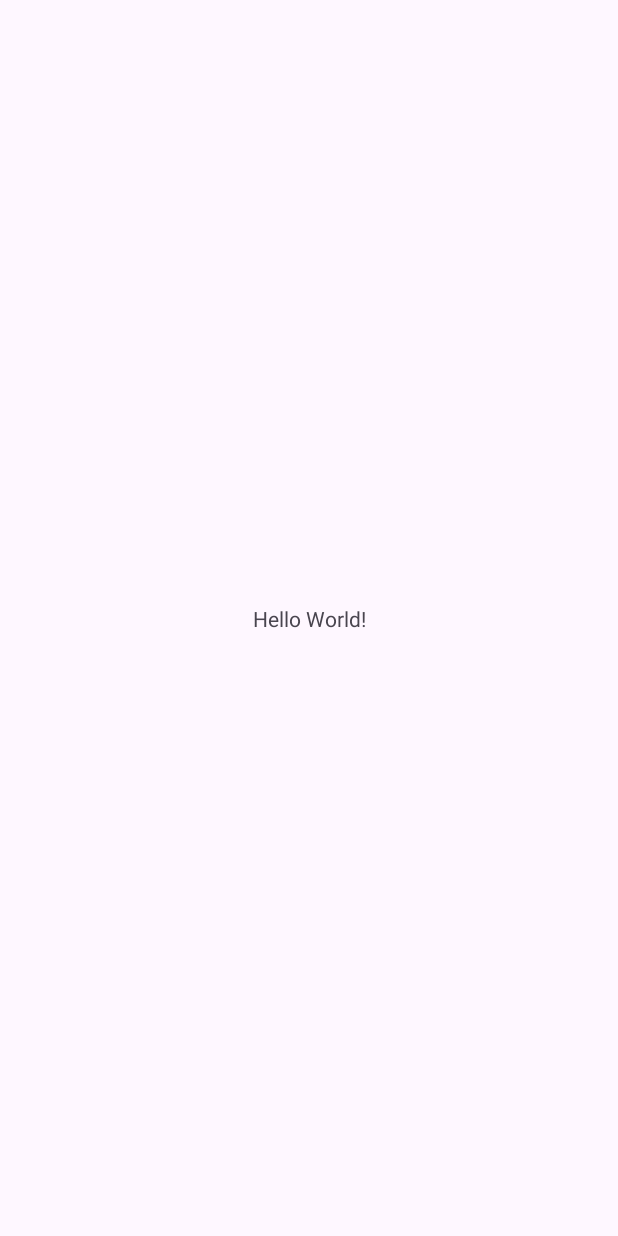
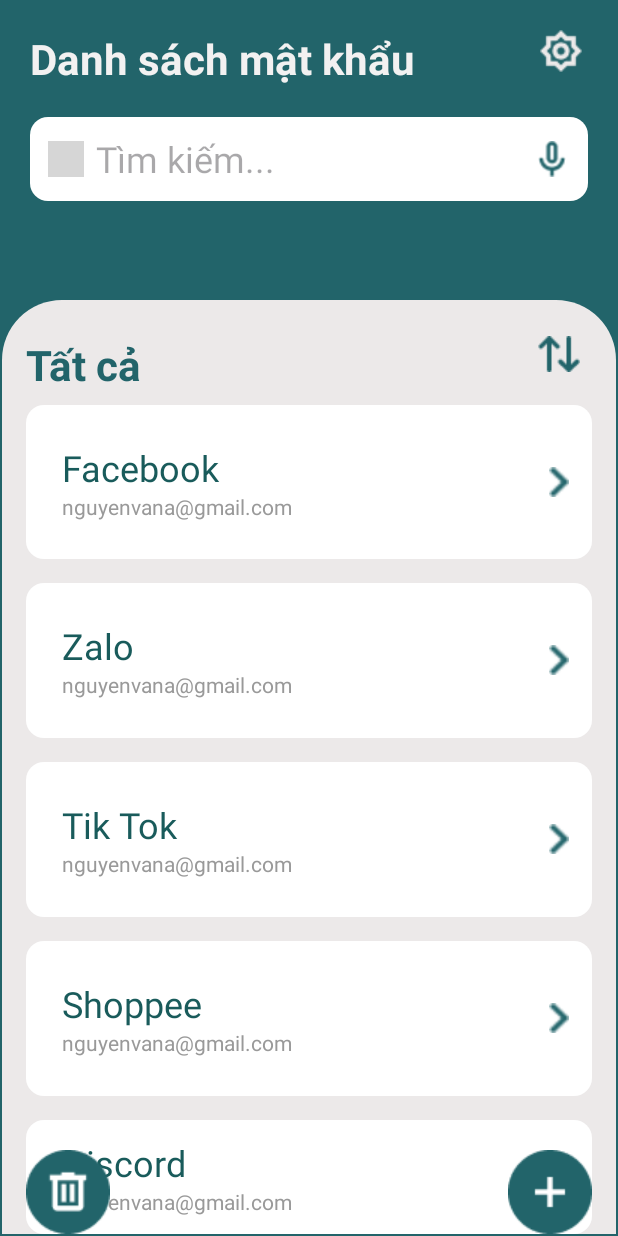
Before and after one commit to PLuanhere/Vaulty, an Android app: the screen it shows after launch (MainActivity), on a phone screen of 412 x 824 dp. Before the commit the screen is almost empty. Run offline under Robolectric (Android 15) with nearby library versions, the light colour scheme and no system bars; grey boxes are pictures that could not be loaded.

Commit message:
first commit

```diff
--- a/app/src/main/java/com/example/vaultyapp/MainActivity.java
+++ b/app/src/main/java/com/example/vaultyapp/MainActivity.java
@@ -14,7 +14,7 @@
     protected void onCreate(Bundle savedInstanceState) {
         super.onCreate(savedInstanceState);
         EdgeToEdge.enable(this);
-        setContentView(R.layout.activity_main);
+        setContentView(R.layout.activity_list);
         ViewCompat.setOnApplyWindowInsetsListener(findViewById(R.id.main), (v, insets) -> {
             Insets systemBars = insets.getInsets(WindowInsetsCompat.Type.systemBars());
             v.setPadding(systemBars.left, systemBars.top, systemBars.right, systemBars.bottom);
--- /dev/null
+++ b/app/src/main/res/drawable/radius.xml
@@ -0,0 +1,5 @@
+<?xml version="1.0" encoding="utf-8"?>
+<shape xmlns:android="http://schemas.android.com/apk/res/android">
+    <solid android:color="#FFF" />         <!-- Màu nền -->
+    <corners android:radius="12dp" />         <!-- Bo góc -->
+</shape>
--- /dev/null
+++ b/app/src/main/res/drawable/rounded_bg.xml
@@ -0,0 +1,5 @@
+<?xml version="1.0" encoding="utf-8"?>
+<shape xmlns:android="http://schemas.android.com/apk/res/android">
+    <solid android:color="#FFF" />         <!-- Màu nền -->
+    <corners android:radius="12dp" />         <!-- Bo góc -->
+</shape>
--- /dev/null
+++ b/app/src/main/res/drawable/rounded_bg_left.xml
@@ -0,0 +1,7 @@
+<?xml version="1.0" encoding="utf-8"?>
+<shape xmlns:android="http://schemas.android.com/apk/res/android">
+    <solid android:color="#ECE9E9" />         <!-- Màu nền -->
+    <corners android:topLeftRadius="40dp"
+        android:topRightRadius="40dp"
+        /><!-- Bo góc -->
+</shape>
--- /dev/null
+++ b/app/src/main/res/drawable/rounded_radius.xml
@@ -0,0 +1,6 @@
+<?xml version="1.0" encoding="utf-8"?>
+<shape xmlns:android="http://schemas.android.com/apk/res/android">
+    <solid android:color="#ECE9E9" />         <!-- Màu nền -->
+    <corners android:radius="24dp"
+        /><!-- Bo góc -->
+</shape>
--- /dev/null
+++ b/app/src/main/res/layout/activity_list.xml
@@ -0,0 +1,391 @@
+<?xml version="1.0" encoding="utf-8"?>
+<androidx.constraintlayout.widget.ConstraintLayout xmlns:android="http://schemas.android.com/apk/res/android"
+    xmlns:app="http://schemas.android.com/apk/res-auto"
+    xmlns:tools="http://schemas.android.com/tools"
+    android:id="@+id/main"
+    android:layout_width="match_parent"
+    android:layout_height="match_parent"
+    android:background="#22646A"
+    tools:context=".MainActivity">
+
+    <TextView
+        android:id="@+id/textView"
+        android:layout_width="wrap_content"
+        android:layout_height="wrap_content"
+        android:layout_marginStart="20dp"
+        android:layout_marginTop="20dp"
+        android:text="Danh sách mật khẩu"
+        android:textColor="#F2F1F1"
+        android:textSize="28sp"
+        android:textStyle="bold"
+        app:layout_constraintStart_toStartOf="parent"
+        app:layout_constraintTop_toTopOf="parent" />
+
+    <ImageView
+        android:layout_width="wrap_content"
+        android:layout_height="wrap_content"
+        android:layout_marginTop="20dp"
+        android:layout_marginEnd="24dp"
+        android:src="@drawable/control"
+        app:layout_constraintEnd_toEndOf="parent"
+        app:layout_constraintTop_toTopOf="parent" />
+
+    <LinearLayout
+        android:id="@+id/linearLayout"
+        android:layout_width="match_parent"
+        android:layout_height="56dp"
+        android:layout_margin="20dp"
+        android:layout_marginTop="18dp"
+
+        android:background="@drawable/radius"
+        android:gravity="center_vertical"
+        android:orientation="horizontal"
+        android:paddingStart="12dp"
+        android:paddingEnd="12dp"
+        app:layout_constraintEnd_toEndOf="parent"
+        app:layout_constraintHorizontal_bias="0.6"
+        app:layout_constraintStart_toStartOf="parent"
+        app:layout_constraintTop_toBottomOf="@+id/textView">
+
+        <!-- Icon tìm kiếm -->
+        <ImageView
+            android:layout_width="24dp"
+            android:layout_height="24dp"
+            android:src="@drawable/search"/>
+
+
+        <!-- Ô nhập nội dung -->
+        <EditText
+            android:id="@+id/edtSearch"
+            android:layout_width="match_parent"
+            android:layout_height="match_parent"
+            android:layout_weight="1"
+
+            android:background="#FFF"
+            android:hint="Tìm kiếm..."
+            android:inputType="text"
+            android:paddingHorizontal="8dp"
+            android:textColor="#22646A"
+            android:textSize="24sp" />
+
+        <!-- Icon micro -->
+        <ImageView
+            android:layout_width="24dp"
+            android:layout_height="24dp"
+            android:src="@drawable/mic" />
+    </LinearLayout>
+
+    <androidx.constraintlayout.widget.ConstraintLayout
+        android:id="@+id/constraintLayout"
+        android:layout_width="match_parent"
+        android:layout_height="match_parent"
+        android:layout_marginStart="1dp"
+        android:layout_marginTop="200dp"
+        android:layout_marginEnd="1dp"
+        android:layout_marginBottom="1dp"
+        android:background="@drawable/rounded_bg_left"
+        app:layout_constraintBottom_toBottomOf="parent"
+        app:layout_constraintEnd_toEndOf="parent"
+        app:layout_constraintHorizontal_bias="0.0"
+        app:layout_constraintStart_toStartOf="parent"
+        app:layout_constraintTop_toBottomOf="@+id/linearLayout"
+        app:layout_constraintVertical_bias="0.0">
+
+
+        <TextView
+            android:layout_width="wrap_content"
+            android:layout_height="wrap_content"
+            android:layout_marginStart="16dp"
+            android:layout_marginTop="24dp"
+            android:text="Tất cả"
+            android:textColor="#22646A"
+            android:textSize="28sp"
+            android:textStyle="bold"
+            app:layout_constraintStart_toStartOf="parent"
+            app:layout_constraintTop_toTopOf="parent" />
+
+        <ImageView
+            android:layout_width="wrap_content"
+            android:layout_height="wrap_content"
+            android:layout_marginTop="24dp"
+            android:layout_marginEnd="24dp"
+            android:src="@drawable/sort"
+            app:layout_constraintEnd_toEndOf="parent"
+            app:layout_constraintTop_toTopOf="parent" />
+
+        <LinearLayout
+            android:layout_width="match_parent"
+            android:layout_height="match_parent"
+            android:layout_marginTop="70dp"
+            android:orientation="vertical"
+            android:weightSum="4"
+            app:layout_constraintBottom_toBottomOf="parent"
+            app:layout_constraintEnd_toEndOf="parent"
+            app:layout_constraintStart_toStartOf="parent"
+            app:layout_constraintTop_toTopOf="parent">
+
+            <LinearLayout
+                android:id="@+id/linearLayout2"
+                android:layout_width="match_parent"
+                android:layout_height="wrap_content"
+                android:layout_marginHorizontal="16dp"
+                android:layout_weight="1"
+                android:background="@drawable/rounded_bg"
+                android:gravity="center_vertical"
+                android:orientation="horizontal"
+                android:padding="12dp"
+                app:layout_constraintEnd_toEndOf="parent"
+                app:layout_constraintStart_toStartOf="parent"
+                tools:layout_editor_absoluteY="61dp">
+
+                <!-- Nội dung văn bản -->
+                <LinearLayout
+                    android:layout_width="0dp"
+                    android:layout_height="wrap_content"
+                    android:layout_marginStart="12dp"
+                    android:layout_weight="1"
+                    android:orientation="vertical">
+
+                    <TextView
+                        android:id="@+id/tvAppName"
+                        android:layout_width="wrap_content"
+                        android:layout_height="wrap_content"
+                        android:text="Facebook"
+                        android:textColor="#195B5B"
+                        android:textSize="24sp"
+                        android:textStyle="normal" />
+
+                    <TextView
+                        android:id="@+id/tvEmail"
+                        android:layout_width="wrap_content"
+                        android:layout_height="wrap_content"
+                        android:text="nguyenvana@gmail.com"
+                        android:textColor="#999999"
+                        android:textSize="14sp" />
+                </LinearLayout>
+                <!-- Mũi tên bên phải -->
+                <ImageView
+                    android:id="@+id/more"
+                    android:layout_width="20dp"
+                    android:layout_height="20dp"
+                    android:src="@drawable/more" />
+            </LinearLayout>
+
+            <LinearLayout
+                android:id="@+id/linearLayout3"
+                android:layout_width="match_parent"
+                android:layout_height="wrap_content"
+                android:layout_marginHorizontal="16dp"
+                android:layout_marginTop="16dp"
+                android:layout_weight="1"
+                android:background="@drawable/rounded_bg"
+                android:gravity="center_vertical"
+                android:orientation="horizontal"
+                android:padding="12dp"
+                app:layout_constraintEnd_toEndOf="parent"
+                app:layout_constraintHorizontal_bias="0.0"
+                app:layout_constraintStart_toStartOf="parent"
+                app:layout_constraintTop_toBottomOf="@+id/linearLayout2">
+
+                <!-- Nội dung văn bản -->
+                <LinearLayout
+                    android:layout_width="0dp"
+                    android:layout_height="wrap_content"
+                    android:layout_marginStart="12dp"
+                    android:layout_weight="1"
+                    android:orientation="vertical">
+
+                    <TextView
+                        android:id="@+id/tvAppName1"
+                        android:layout_width="wrap_content"
+                        android:layout_height="wrap_content"
+                        android:text="Zalo"
+                        android:textColor="#195B5B"
+                        android:textSize="24sp"
+                        android:textStyle="normal" />
+
+                    <TextView
+                        android:id="@+id/tvEmail1"
+                        android:layout_width="wrap_content"
+                        android:layout_height="wrap_content"
+                        android:text="nguyenvana@gmail.com"
+                        android:textColor="#999999"
+                        android:textSize="14sp" />
+                </LinearLayout>
+                <!-- Mũi tên bên phải -->
+                <ImageView
+                    android:id="@+id/more1"
+                    android:layout_width="20dp"
+                    android:layout_height="20dp"
+                    android:src="@drawable/more" />
+            </LinearLayout>
+
+            <LinearLayout
+                android:id="@+id/linearLayout4"
+                android:layout_width="match_parent"
+                android:layout_height="wrap_content"
+                android:layout_marginHorizontal="16dp"
+                android:layout_marginTop="16dp"
+                android:layout_weight="1"
+                android:background="@drawable/rounded_bg"
+                android:gravity="center_vertical"
+                android:orientation="horizontal"
+                android:padding="12dp"
+                app:layout_constraintEnd_toEndOf="parent"
+                app:layout_constraintHorizontal_bias="0.093"
+                app:layout_constraintStart_toStartOf="parent"
+                app:layout_constraintTop_toBottomOf="@+id/linearLayout3">
+
+                <!-- Nội dung văn bản -->
+                <LinearLayout
+                    android:layout_width="0dp"
+                    android:layout_height="wrap_content"
+                    android:layout_marginStart="12dp"
+                    android:layout_weight="1"
+                    android:orientation="vertical">
+
+                    <TextView
+                        android:id="@+id/tvAppName3"
+                        android:layout_width="wrap_content"
+                        android:layout_height="wrap_content"
+                        android:text="Tik Tok"
+                        android:textColor="#195B5B"
+                        android:textSize="24sp"
+                        android:textStyle="normal" />
+
+                    <TextView
+                        android:id="@+id/tvEmail3"
+                        android:layout_width="wrap_content"
+                        android:layout_height="wrap_content"
+                        android:text="nguyenvana@gmail.com"
+                        android:textColor="#999999"
+                        android:textSize="14sp" />
+                </LinearLayout>
+                <!-- Mũi tên bên phải -->
+                <ImageView
+                    android:id="@+id/more3"
+                    android:layout_width="20dp"
+                    android:layout_height="20dp"
+                    android:src="@drawable/more" />
+            </LinearLayout>
+
+            <LinearLayout
+                android:id="@+id/linearLayout5"
+                android:layout_width="match_parent"
+                android:layout_height="wrap_content"
+                android:layout_marginHorizontal="16dp"
+                android:layout_marginTop="16dp"
+                android:layout_weight="1"
+                android:background="@drawable/rounded_bg"
+                android:gravity="center_vertical"
+                android:orientation="horizontal"
+                android:padding="12dp"
+                app:layout_constraintEnd_toEndOf="parent"
+                app:layout_constraintStart_toStartOf="parent"
+                app:layout_constraintTop_toBottomOf="@+id/linearLayout4">
+
+                <!-- Nội dung văn bản -->
+                <LinearLayout
+                    android:layout_width="0dp"
+                    android:layout_height="wrap_content"
+                    android:layout_marginStart="12dp"
+                    android:layout_weight="1"
+                    android:orientation="vertical">
+
+                    <TextView
+                        android:id="@+id/tvAppName4"
+                        android:layout_width="wrap_content"
+                        android:layout_height="wrap_content"
+                        android:text="Shoppee"
+                        android:textColor="#195B5B"
+                        android:textSize="24sp"
+                        android:textStyle="normal" />
+
+                    <TextView
+                        android:id="@+id/tvEmail4"
+                        android:layout_width="wrap_content"
+                        android:layout_height="wrap_content"
+                        android:text="nguyenvana@gmail.com"
+                        android:textColor="#999999"
+                        android:textSize="14sp" />
+                </LinearLayout>
+                <!-- Mũi tên bên phải -->
+                <ImageView
+                    android:id="@+id/more4"
+                    android:layout_width="20dp"
+                    android:layout_height="20dp"
+                    android:src="@drawable/more" />
+            </LinearLayout>
+
+            <LinearLayout
+                android:id="@+id/linearLayout6"
+                android:layout_width="match_parent"
+                android:layout_height="wrap_content"
+                android:layout_marginHorizontal="16dp"
+                android:layout_marginTop="16dp"
+                android:layout_weight="1"
+                android:background="@drawable/rounded_bg"
+                android:gravity="center_vertical"
+                android:orientation="horizontal"
+                android:padding="12dp"
+                app:layout_constraintBottom_toBottomOf="parent"
+                app:layout_constraintEnd_toEndOf="parent"
+                app:layout_constraintStart_toStartOf="parent"
+                app:layout_constraintTop_toBottomOf="@+id/linearLayout5">
+
+                <!-- Nội dung văn bản -->
+                <LinearLayout
+                    android:layout_width="0dp"
+                    android:layout_height="wrap_content"
+                    android:layout_marginStart="12dp"
+                    android:layout_weight="1"
+                    android:orientation="vertical">
+
+                    <TextView
+                        android:id="@+id/tvAppName2"
+                        android:layout_width="wrap_content"
+                        android:layout_height="wrap_content"
+                        android:text="Discord"
+                        android:textColor="#195B5B"
+                        android:textSize="24sp"
+                        android:textStyle="normal" />
+
+                    <TextView
+                        android:id="@+id/tvEmail2"
+                        android:layout_width="wrap_content"
+                        android:layout_height="wrap_content"
+                        android:text="nguyenvana@gmail.com"
+                        android:textColor="#999999"
+                        android:textSize="14sp" />
+                </LinearLayout>
+                <!-- Mũi tên bên phải -->
+                <ImageView
+                    android:id="@+id/more2"
+                    android:layout_width="20dp"
+                    android:layout_height="20dp"
+                    android:src="@drawable/more" />
+
+            </LinearLayout>
+
+
+        </LinearLayout>
+
+        <ImageView
+            android:layout_width="wrap_content"
+            android:layout_height="wrap_content"
+            android:layout_marginStart="16dp"
+            android:src="@drawable/clear"
+            app:layout_constraintBottom_toBottomOf="parent"
+            app:layout_constraintStart_toStartOf="parent" />
+
+        <ImageView
+            android:layout_width="wrap_content"
+            android:layout_height="wrap_content"
+            android:layout_marginEnd="16dp"
+            android:src="@drawable/plus"
+            app:layout_constraintBottom_toBottomOf="parent"
+            app:layout_constraintEnd_toEndOf="parent" />
+
+
+    </androidx.constraintlayout.widget.ConstraintLayout>
+</androidx.constraintlayout.widget.ConstraintLayout>
```
Also changed, not shown: app/src/main/res/layout/activity_sort.xml (added, +180 -0 lines), app/src/main/res/drawable/arrow.png (added), app/src/main/res/drawable/clear.png (added), app/src/main/res/drawable/control.png (added), app/src/main/res/drawable/mic.png (added), app/src/main/res/drawable/more.png (added), app/src/main/res/drawable/plus.png (added), app/src/main/res/drawable/sort.png (added).
